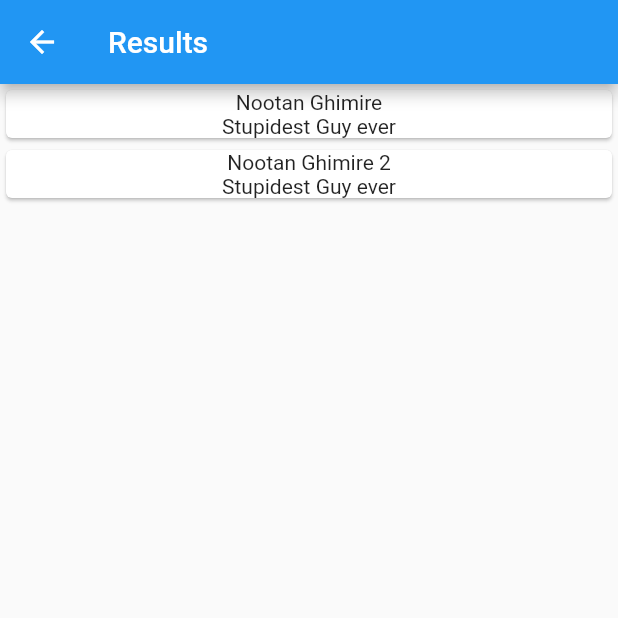
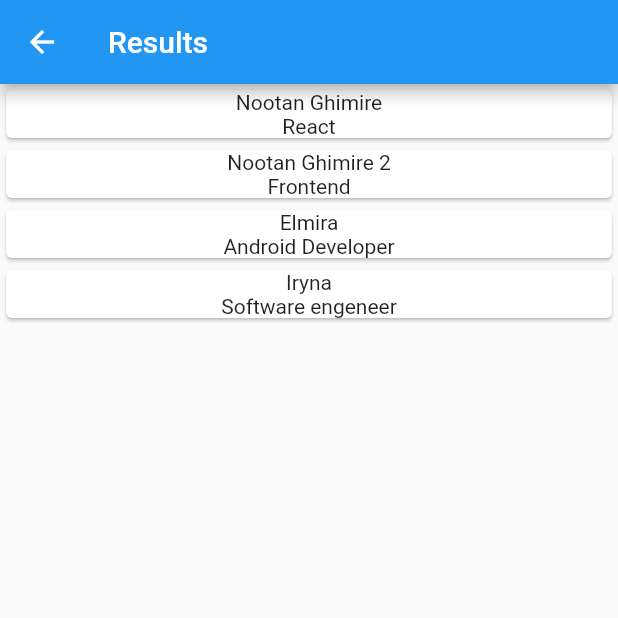
Before and after one commit to victorkurauchi/flutter-hackaton, a Flutter app: the ResultView screen opened directly, on a phone screen of 412 x 824 dp, the top half of it. Run offline on Flutter 3.47's test engine with Material 2 defaults, Android fonts, the phone set to English and light mode, and no system bars.

```diff
--- a/lib/result_view.dart
+++ b/lib/result_view.dart
@@ -19,7 +19,7 @@ class _ResultViewState extends State<ResultView> {
     _profiles.add(new Profile(
       'Nootan Ghimire',
       ['Cooking Food', 'Flutter'],
-      'Stupidest Guy ever',
+      'React',
       'The Iconic',
       ['@donotfollowme'],
       ['t1', 't2'],
@@ -28,11 +28,29 @@ class _ResultViewState extends State<ResultView> {
     _profiles.add(new Profile(
         'Nootan Ghimire 2',
         ['Cooking Food', 'Flutter'],
-        'Stupidest Guy ever',
+        'Frontend',
         'The Iconic',
         ['@donotfollowme'],
         ['t1', 't2'],
       'https://via.placeholder.com/200'
+    ));
+    _profiles.add(new Profile(
+        'Elmira',
+        ['Android Developer', 'Abdroid'],
+        'Android Developer',
+        'The Iconic',
+        ['@Elmira'],
+        ['t1', 't2'],
+        'https://via.placeholder.com/200'
+    ));
+    _profiles.add(new Profile(
+        'Iryna',
+        ['Cooking Food', 'Developing stuff'],
+        'Software engeneer',
+        'The Iconic',
+        ['@donotfollowme'],
+        ['t1', 't2'],
+        'https://via.placeholder.com/200'
     ));
   }
 
```
Also changed, not shown: 1 other file.
